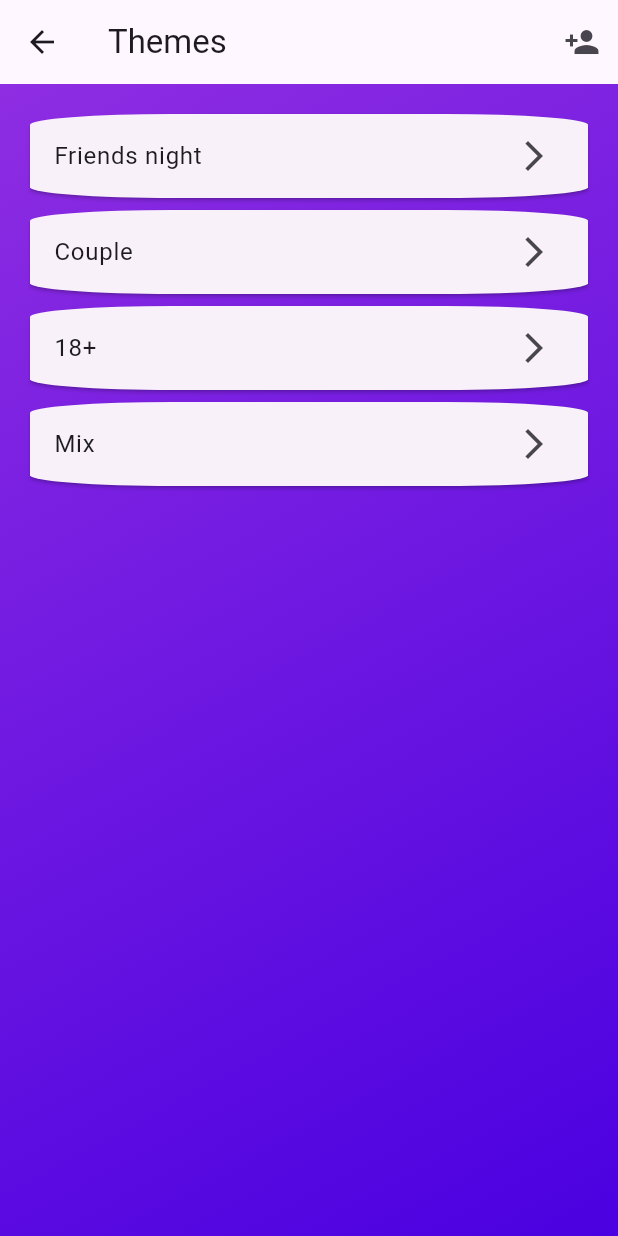
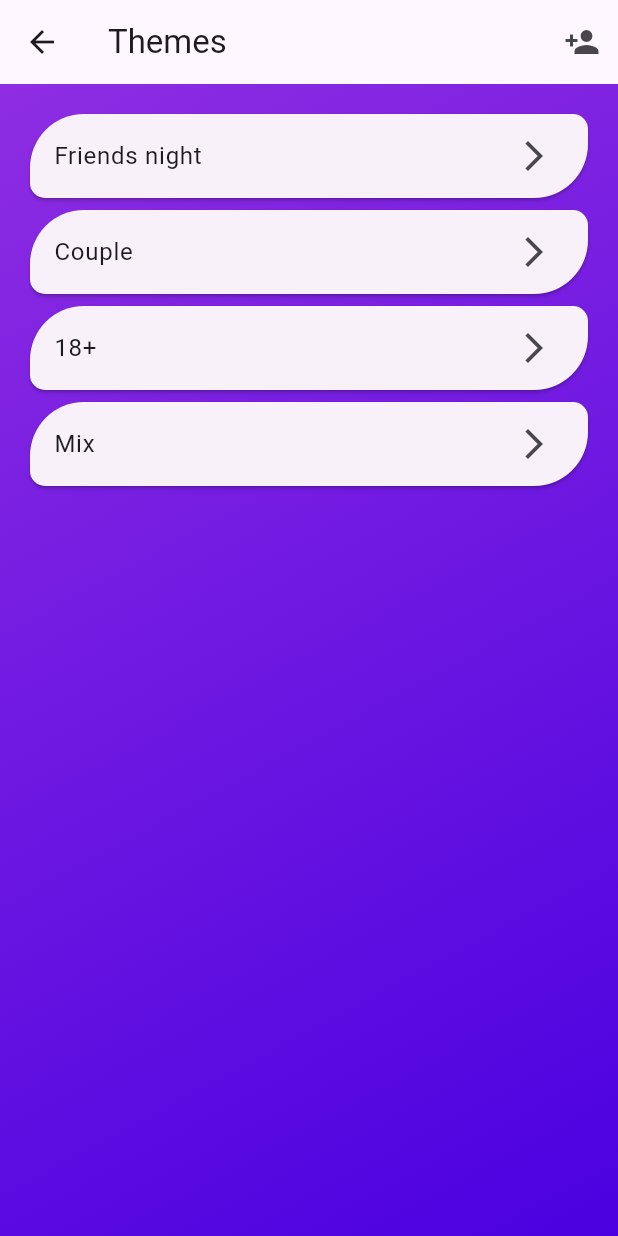
Before and after one commit to Walie-Matthieu/West-Fun, a Flutter app: the ThemeSelectionScreen screen opened directly with empty values, on a phone screen of 412 x 824 dp. Run offline on Flutter 3.47's test engine with Material 3 defaults, Android fonts, the phone set to English and light mode, and no system bars; our stand-ins replace image_picker.

Commit message:
New shape of "Themes" buttons

```diff
--- a/lib/screens/theme_selection_screen.dart
+++ b/lib/screens/theme_selection_screen.dart
@@ -29,15 +29,13 @@ class _ThemeSelectionScreenState extends State<ThemeSelectionScreen> {
   late final PlayerRosterController _roster;
 
   Widget _buildThemeTile(BuildContext context, PartyTheme theme) {
-    return LayoutBuilder(
-      builder: (context, constraints) {
-        final horizontalRadius = constraints.maxWidth * 0.25;
-        const verticalRadius = 7.2;
-
     return Card(
-          shape: RoundedRectangleBorder(
-            borderRadius: BorderRadius.all(
-              Radius.elliptical(horizontalRadius, verticalRadius),
+      shape: const RoundedRectangleBorder(
+        borderRadius: BorderRadius.only(
+          topLeft: Radius.circular(36),
+          topRight: Radius.circular(10),
+          bottomRight: Radius.circular(36),
+          bottomLeft: Radius.circular(10),
         ),
       ),
       child: ListTile(
@@ -69,8 +67,6 @@ class _ThemeSelectionScreenState extends State<ThemeSelectionScreen> {
           );
         },
       ),
-        );
-      },
     );
   }
 
```
Lines whose indentation alone changed are shown as unchanged.
